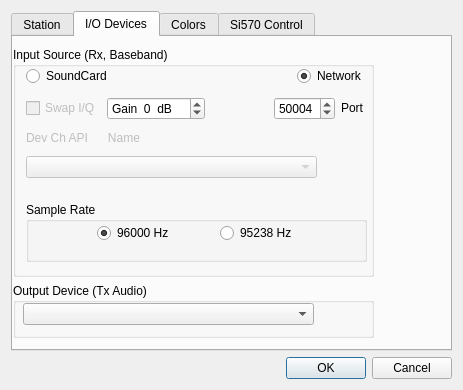
The window that map65/devsetup.ui (RaspSDR/wsjtx) describes before a commit, drawn with Qt 5.
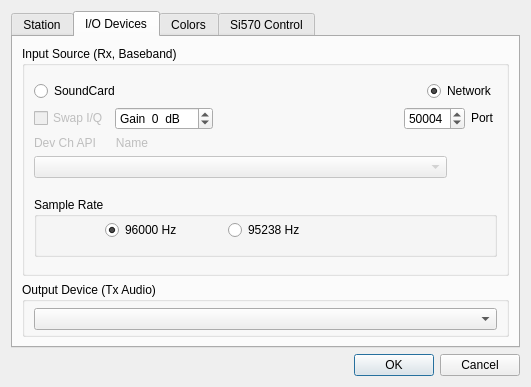
The same window after the commit. The open tabs and pages were chosen to show the change.

```diff
--- a/map65/devsetup.ui
+++ b/map65/devsetup.ui
@@ -6,10 +6,16 @@
    <rect>
     <x>0</x>
     <y>0</y>
-    <width>463</width>
-    <height>390</height>
+    <width>531</width>
+    <height>387</height>
    </rect>
   </property>
+  <property name="sizePolicy">
+   <sizepolicy hsizetype="Preferred" vsizetype="Preferred">
+    <horstretch>0</horstretch>
+    <verstretch>0</verstretch>
+   </sizepolicy>
+  </property>
   <property name="windowTitle">
    <string>Setup / Options</string>
   </property>
@@ -614,30 +620,16 @@
       <attribute name="title">
        <string>I/O Devices</string>
       </attribute>
-      <widget class="QWidget" name="layoutWidget_2">
-       <property name="geometry">
-        <rect>
-         <x>0</x>
-         <y>10</y>
-         <width>361</width>
-         <height>291</height>
-        </rect>
-       </property>
+      <layout class="QGridLayout" name="gridLayout_6">
+       <item row="0" column="0">
        <layout class="QVBoxLayout" name="verticalLayout_8">
         <item>
          <widget class="QGroupBox" name="groupBox_2">
           <property name="title">
            <string>Input Source (Rx, Baseband)</string>
           </property>
-          <widget class="QWidget" name="layoutWidget_3">
-           <property name="geometry">
-            <rect>
-             <x>13</x>
-             <y>14</y>
-             <width>341</width>
-             <height>211</height>
-            </rect>
-           </property>
+           <layout class="QGridLayout" name="gridLayout_3">
+            <item row="0" column="0">
            <layout class="QVBoxLayout" name="verticalLayout_7">
             <item>
              <layout class="QHBoxLayout" name="horizontalLayout">
@@ -860,7 +852,7 @@
                  <x>30</x>
                  <y>20</y>
                  <width>282</width>
-                 <height>22</height>
+                   <height>26</height>
                 </rect>
                </property>
                <layout class="QHBoxLayout" name="horizontalLayout_6">
@@ -925,7 +917,8 @@
              </widget>
             </item>
            </layout>
-          </widget>
+            </item>
+           </layout>
          </widget>
         </item>
         <item>
@@ -945,20 +938,38 @@
           <property name="title">
            <string>Output Device (Tx Audio)</string>
           </property>
+           <layout class="QVBoxLayout" name="verticalLayout_9" stretch="0">
+            <property name="spacing">
+             <number>6</number>
+            </property>
+            <property name="topMargin">
+             <number>3</number>
+            </property>
+            <property name="bottomMargin">
+             <number>0</number>
+            </property>
+            <item>
           <widget class="QComboBox" name="comboBoxSndOut">
-           <property name="geometry">
-            <rect>
-             <x>10</x>
-             <y>20</y>
-             <width>291</width>
-             <height>22</height>
-            </rect>
-           </property>
-          </widget>
-         </widget>
+              <property name="sizePolicy">
+               <sizepolicy hsizetype="Preferred" vsizetype="Fixed">
+                <horstretch>0</horstretch>
+                <verstretch>0</verstretch>
+               </sizepolicy>
+              </property>
+              <property name="minimumSize">
+               <size>
+                <width>0</width>
+                <height>0</height>
+               </size>
+              </property>
+             </widget>
         </item>
        </layout>
       </widget>
+         </item>
+        </layout>
+       </item>
+      </layout>
      </widget>
      <widget class="QWidget" name="tab_4">
       <attribute name="title">
```
Left out of the diff: 64 changed lines with no effect on the pictures. Lines whose indentation alone changed are shown as unchanged.
